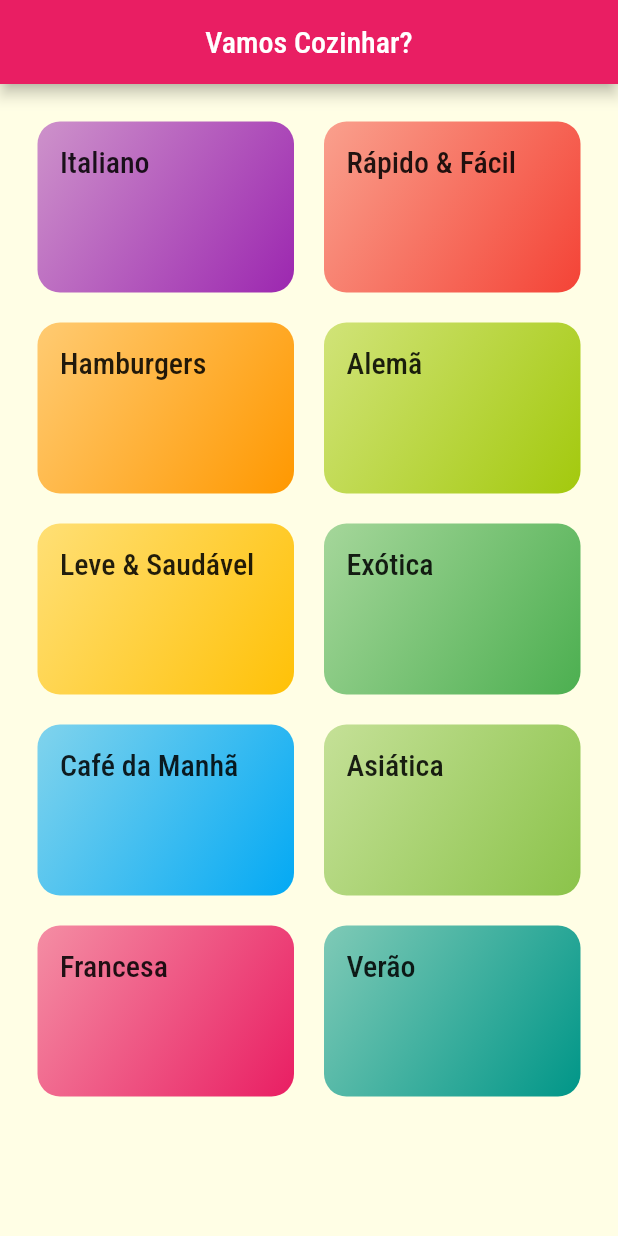
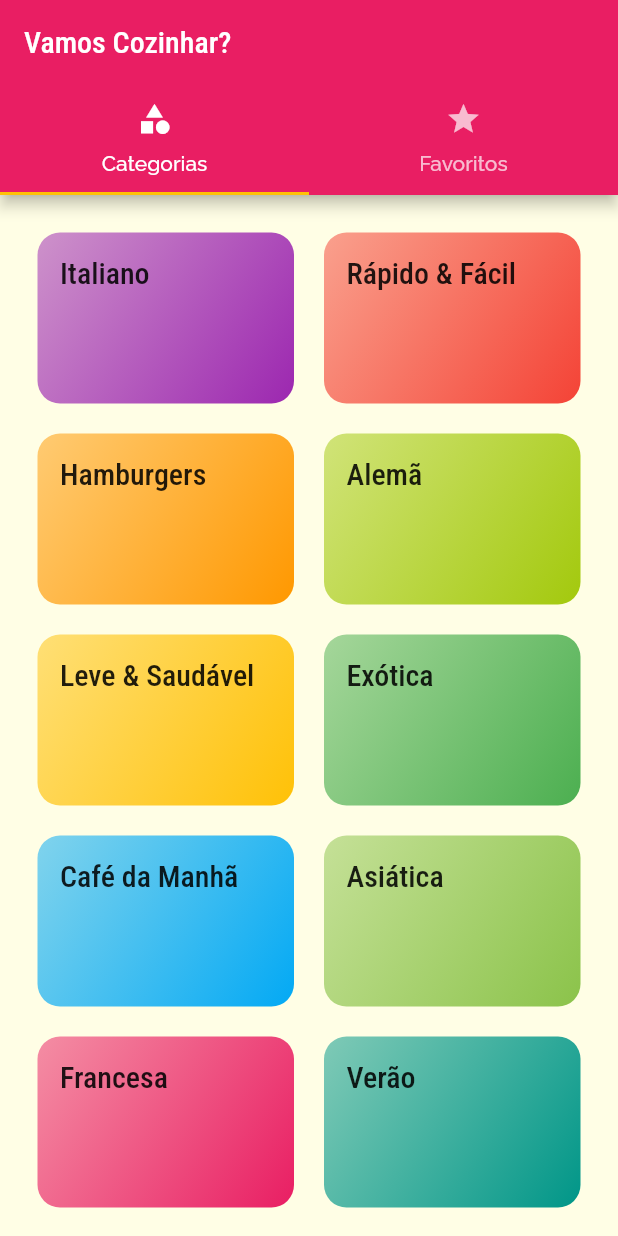
Before and after one commit to absjuniordev/meals, a Flutter app: the screen it shows after launch, on a phone screen of 412 x 824 dp. Run offline on Flutter 3.47's test engine with Material 2 defaults, Android fonts, the phone set to English and light mode, and no system bars.

Commit message:
Adicionando TabBar na AppBar

```diff
--- a/lib/main.dart
+++ b/lib/main.dart
@@ -4,6 +4,7 @@ import 'package:meals/screens/meals_detail_screen.dart';
 import 'screens/categories_screen.dart';
 
 import 'utils/app_routes.dart';
+import 'screens/tabs_screen.dart';
 
 void main() {
   runApp(const MyApp());
@@ -32,7 +33,7 @@ class MyApp extends StatelessWidget {
       ),
       // home: const CategoriesScreen(),
       routes: {
-        AppRoutes.HOME: (ctx) => const CategoriesScreen(),
+        AppRoutes.HOME: (ctx) => const TabsScreen(),
         AppRoutes.CATEGORIES_MEALS: (ctx) => const CategoriesMealsScreen(),
         AppRoutes.MEAL_DETAIL: (ctx) => const MealDeatailScreen(),
       },
--- a/lib/screens/categories_screen.dart
+++ b/lib/screens/categories_screen.dart
@@ -7,12 +7,7 @@ class CategoriesScreen extends StatelessWidget {
 
   @override
   Widget build(BuildContext context) {
-    return Scaffold(
-      appBar: AppBar(
-        centerTitle: true,
-        title: const Text("Vamos Cozinhar?"),
-      ),
-      body: GridView(
+    return GridView(
       padding: const EdgeInsets.all(25),
       gridDelegate: const SliverGridDelegateWithMaxCrossAxisExtent(
         maxCrossAxisExtent: 200,
@@ -23,7 +18,6 @@ class CategoriesScreen extends StatelessWidget {
       children: DUMMY_CATEGORIES.map((cat) {
         return CategoryItem(cat);
       }).toList(),
-      ),
     );
   }
 }
--- /dev/null
+++ b/lib/screens/favorite_screen.dart
@@ -0,0 +1,14 @@
+import 'package:flutter/material.dart';
+
+class FavoriteScreen extends StatelessWidget {
+  const FavoriteScreen({super.key});
+
+  @override
+  Widget build(BuildContext context) {
+    return Center(
+      child: Text(
+        "Minhas Refeições Favoritas",
+      ),
+    );
+  }
+}
--- /dev/null
+++ b/lib/screens/tabs_screen.dart
@@ -0,0 +1,37 @@
+import 'package:flutter/material.dart';
+import 'package:meals/screens/categories_screen.dart';
+import 'package:meals/screens/favorite_screen.dart';
+
+import 'categorias_meals_screen.dart';
+
+class TabsScreen extends StatelessWidget {
+  const TabsScreen({super.key});
+
+  @override
+  Widget build(BuildContext context) {
+    return DefaultTabController(
+      length: 2,
+      child: Scaffold(
+        appBar: AppBar(
+          title: const Text('Vamos Cozinhar?'),
+          bottom: const TabBar(
+            tabs: [
+              Tab(
+                icon: Icon(Icons.category),
+                text: 'Categorias',
+              ),
+              Tab(
+                icon: Icon(Icons.star),
+                text: 'Favoritos',
+              ),
+            ],
+          ),
+        ),
+        body: const TabBarView(children: [
+          CategoriesScreen(),
+          FavoriteScreen(),
+        ]),
+      ),
+    );
+  }
+}
```
Lines whose indentation alone changed are shown as unchanged.
